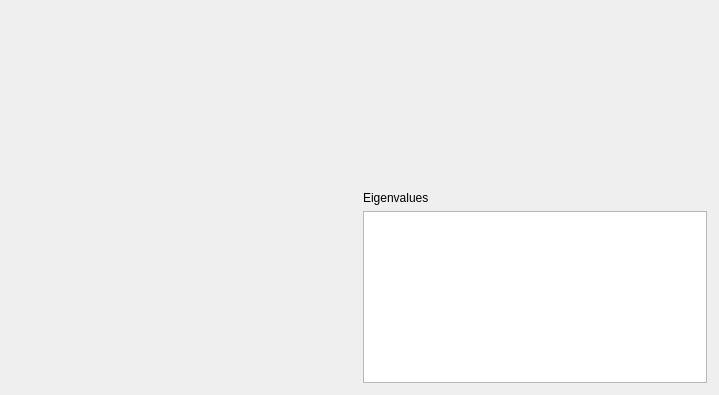
Qt form _IOPlugins/PCAFaces/eigenvalues.ui (b4silio/MLDemos) before a commit.
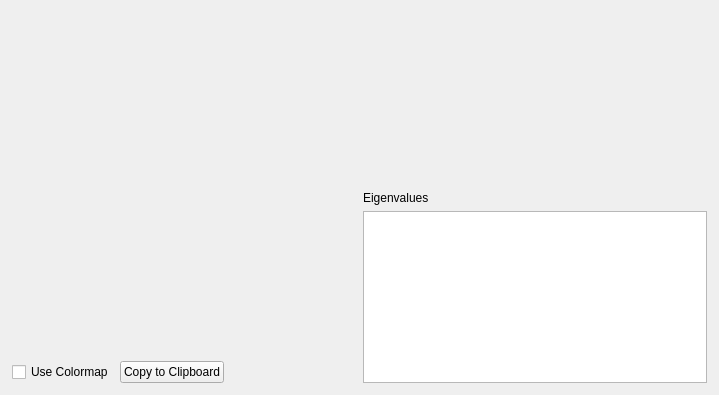
The same form after that commit.

Commit message: ADDED: PCAFaces eigenvector display using colormaps

The edit to the form file:
```diff
--- a/_IOPlugins/PCAFaces/eigenvalues.ui
+++ b/_IOPlugins/PCAFaces/eigenvalues.ui
@@ -27,7 +27,83 @@
     <number>12</number>
    </property>
    <item>
-    <widget class="QWidget" name="eigenVecDisplay" native="true"/>
+    <widget class="QWidget" name="widget_2" native="true">
+     <layout class="QVBoxLayout" name="verticalLayout_2" stretch="1,0">
+      <property name="leftMargin">
+       <number>0</number>
+      </property>
+      <property name="topMargin">
+       <number>0</number>
+      </property>
+      <property name="rightMargin">
+       <number>0</number>
+      </property>
+      <property name="bottomMargin">
+       <number>0</number>
+      </property>
+      <item>
+       <widget class="QWidget" name="vectorsDisplay" native="true"/>
+      </item>
+      <item>
+       <widget class="QWidget" name="widget_3" native="true">
+        <layout class="QHBoxLayout" name="horizontalLayout_2">
+         <property name="leftMargin">
+          <number>0</number>
+         </property>
+         <property name="topMargin">
+          <number>0</number>
+         </property>
+         <property name="rightMargin">
+          <number>0</number>
+         </property>
+         <property name="bottomMargin">
+          <number>0</number>
+         </property>
+         <item>
+          <widget class="QCheckBox" name="heatCheck">
+           <property name="font">
+            <font>
+             <pointsize>9</pointsize>
+            </font>
+           </property>
+           <property name="text">
+            <string>Use Colormap</string>
+           </property>
+           <property name="tristate">
+            <bool>true</bool>
+           </property>
+          </widget>
+         </item>
+         <item>
+          <widget class="QPushButton" name="clipboardButton">
+           <property name="font">
+            <font>
+             <pointsize>9</pointsize>
+            </font>
+           </property>
+           <property name="text">
+            <string>Copy to Clipboard</string>
+           </property>
+          </widget>
+         </item>
+         <item>
+          <spacer name="horizontalSpacer">
+           <property name="orientation">
+            <enum>Qt::Horizontal</enum>
+           </property>
+           <property name="sizeHint" stdset="0">
+            <size>
+             <width>40</width>
+             <height>20</height>
+            </size>
+           </property>
+          </spacer>
+         </item>
+        </layout>
+       </widget>
+      </item>
+     </layout>
+    </widget>
    </item>
    <item>
     <widget class="QWidget" name="widget" native="true">
```
Left out of the diff: 2 changed lines with no effect on the pictures. The commit also changes 4 other files.
